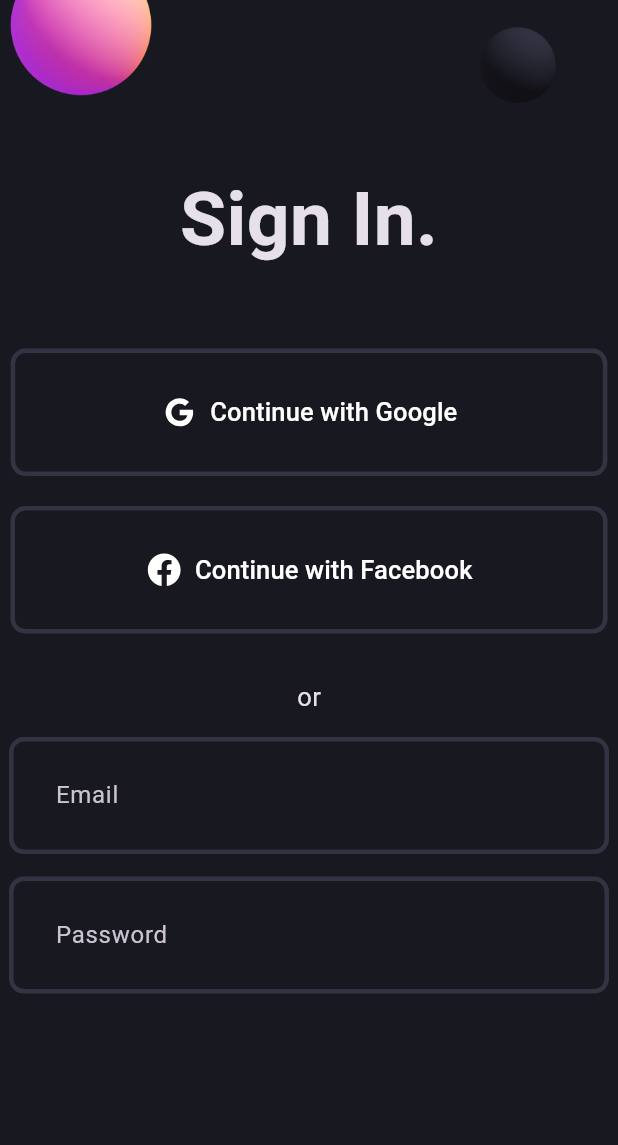
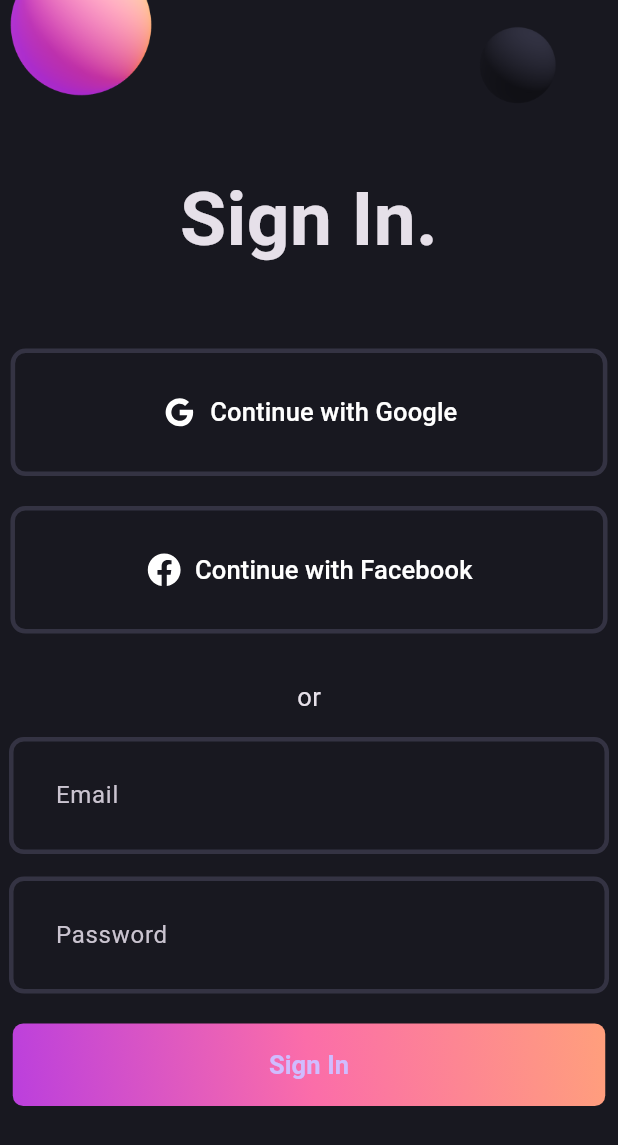
Before and after one commit to Apoorva-Saxena-hub/Login_screen_ui, a Flutter app: the screen it shows after launch, on a phone screen of 412 x 824 dp. Shown: the top 1145 px of the screen. Run offline on Flutter 3.47's test engine with Material 3 defaults, Android fonts, the phone set to English and light mode, and no system bars; our stand-ins replace flutter_svg.

Commit message:
changes in gradient button

```diff
--- a/lib/login_screen.dart
+++ b/lib/login_screen.dart
@@ -1,4 +1,5 @@
 import 'package:flutter/material.dart';
+import 'package:login/widgets/gradient_button.dart';
 import 'package:login/widgets/login_field.dart';
 import 'package:login/widgets/social_button.dart';
 
@@ -19,6 +20,7 @@ class LoginScreen extends StatelessWidget {
               ),
               const SizedBox(height: 50),
               const SocialButton(
+
                 iconPath: 'assets/svgs/g_logo.svg',
                 label: 'Continue with Google',
               ),
@@ -35,6 +37,7 @@ class LoginScreen extends StatelessWidget {
               SizedBox(height: 15),
               LoginField(hintText: "Password"),
               SizedBox(height: 20),
+              const GradientButton(),
             ],
           ),
         ),
--- a/lib/widgets/gradient_button.dart
+++ b/lib/widgets/gradient_button.dart
@@ -1,10 +1,32 @@
 import 'package:flutter/material.dart';
+import 'package:login/pallete.dart';
 
 class GradientButton extends StatelessWidget {
   const GradientButton({super.key});
 
   @override
   Widget build(BuildContext context) {
-    return const Placeholder();
+    return Container(
+      decoration: BoxDecoration(
+        gradient: const LinearGradient(
+          colors: [Pallete.gradient1, Pallete.gradient2, Pallete.gradient3],
+          begin: Alignment.bottomLeft,
+          end: Alignment.topRight,
+        ),
+        borderRadius: BorderRadius.circular(7),
+      ),
+      child: ElevatedButton(
+        onPressed: () {},
+        style: ElevatedButton.styleFrom(
+          fixedSize: Size(395, 55),
+          backgroundColor: Colors.transparent,
+          shadowColor: Colors.transparent,
+        ),
+        child: Text(
+          "Sign In",
+          style: TextStyle(fontWeight: FontWeight.w600, fontSize: 17),
+        ),
+      ),
+    );
   }
 }
--- a/lib/widgets/social_button.dart
+++ b/lib/widgets/social_button.dart
@@ -6,6 +6,7 @@ class SocialButton extends StatelessWidget {
   final String iconPath;
   final String label;
   final double horizontalPadding;
+
   const SocialButton({
     super.key,
     required this.iconPath,
```
